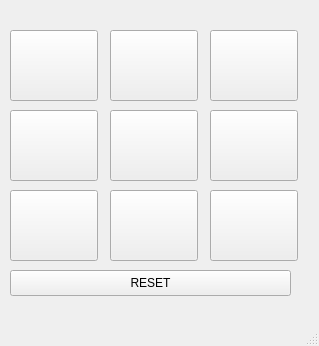
Old version of the form mainwindow.ui in the repository GHEVY/Tic-Tac-Toe.
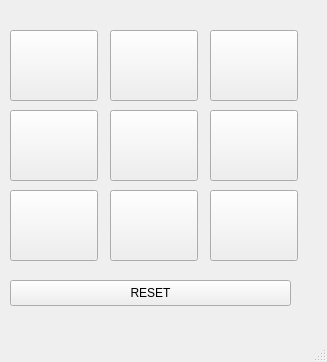
New version of the form.

```diff
--- a/mainwindow.ui
+++ b/mainwindow.ui
@@ -6,8 +6,8 @@
    <rect>
     <x>0</x>
     <y>0</y>
-    <width>319</width>
-    <height>346</height>
+    <width>327</width>
+    <height>362</height>
    </rect>
   </property>
   <property name="windowTitle">
@@ -142,8 +142,8 @@
      <rect>
       <x>10</x>
       <y>0</y>
-      <width>301</width>
-      <height>31</height>
+      <width>281</width>
+      <height>18</height>
      </rect>
     </property>
     <property name="text">
@@ -160,7 +160,7 @@
     <property name="geometry">
      <rect>
       <x>10</x>
-      <y>270</y>
+      <y>280</y>
       <width>281</width>
       <height>26</height>
      </rect>
```
Left out of the diff: 16 changed lines with no effect on the pictures.
